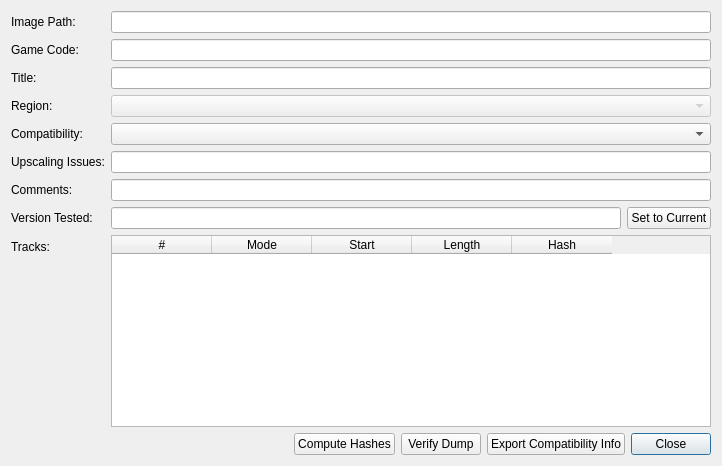
This is src/duckstation-qt/gamepropertiesdialog.ui in kofxi3584karlayang/duckstation as Qt 5 draws it before an edit. The edited form follows.
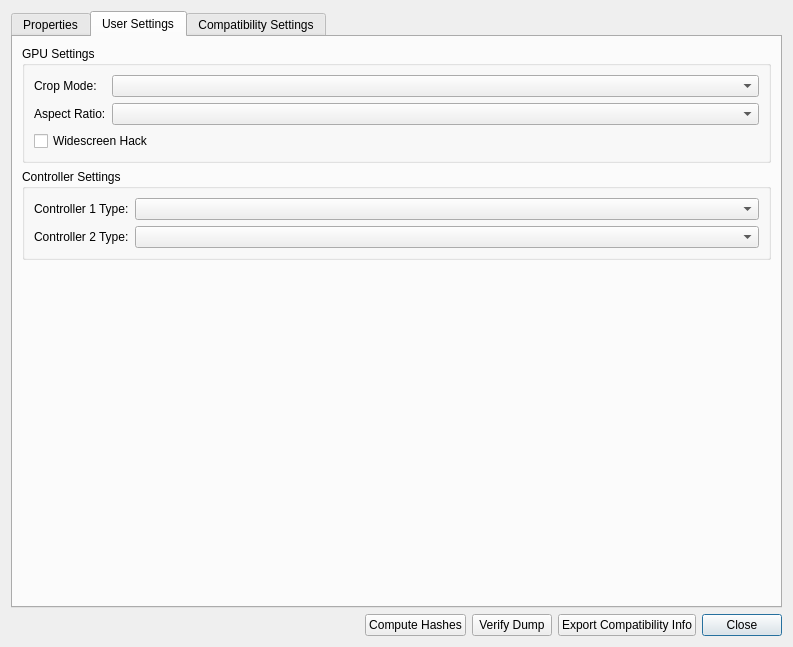
This is the edited form. The open tabs and pages were chosen to show the change. Icons and pictures are not drawn.

Commit message: Add per-game overrides (mainly for compatibility)

```diff
--- a/src/duckstation-qt/gamepropertiesdialog.ui
+++ b/src/duckstation-qt/gamepropertiesdialog.ui
@@ -6,8 +6,8 @@
    <rect>
     <x>0</x>
     <y>0</y>
-    <width>722</width>
-    <height>466</height>
+    <width>793</width>
+    <height>647</height>
    </rect>
   </property>
   <property name="windowTitle">
@@ -17,7 +17,17 @@
    <iconset resource="resources/icons.qrc">
     <normaloff>:/icons/duck.png</normaloff>:/icons/duck.png</iconset>
   </property>
-  <layout class="QFormLayout" name="formLayout">
+  <layout class="QVBoxLayout" name="verticalLayout">
+   <item>
+    <widget class="QTabWidget" name="tabWidget">
+     <property name="currentIndex">
+      <number>0</number>
+     </property>
+     <widget class="QWidget" name="tab">
+      <attribute name="title">
+       <string>Properties</string>
+      </attribute>
+      <layout class="QFormLayout" name="formLayout_2">
    <item row="0" column="0">
     <widget class="QLabel" name="label_4">
      <property name="text">
@@ -125,14 +135,14 @@
      </item>
     </layout>
    </item>
-   <item row="8" column="0">
+       <item row="8" column="0" colspan="2">
     <widget class="QLabel" name="label_8">
      <property name="text">
       <string>Tracks:</string>
      </property>
     </widget>
    </item>
-   <item row="8" column="1">
+       <item row="9" column="0" colspan="2">
     <widget class="QTableWidget" name="tracks">
      <property name="editTriggers">
       <set>QAbstractItemView::NoEditTriggers</set>
@@ -170,7 +180,172 @@
      </column>
     </widget>
    </item>
-   <item row="10" column="0" colspan="2">
+      </layout>
+     </widget>
+     <widget class="QWidget" name="tab_3">
+      <attribute name="title">
+       <string>User Settings</string>
+      </attribute>
+      <layout class="QVBoxLayout" name="verticalLayout_3">
+       <item>
+        <widget class="QGroupBox" name="groupBox_4">
+         <property name="title">
+          <string>GPU Settings</string>
+         </property>
+         <layout class="QFormLayout" name="formLayout_5">
+          <item row="0" column="0">
+           <widget class="QLabel" name="label_17">
+            <property name="text">
+             <string>Crop Mode:</string>
+            </property>
+           </widget>
+          </item>
+          <item row="0" column="1">
+           <widget class="QComboBox" name="userCropMode"/>
+          </item>
+          <item row="1" column="0">
+           <widget class="QLabel" name="label_18">
+            <property name="text">
+             <string>Aspect Ratio:</string>
+            </property>
+           </widget>
+          </item>
+          <item row="1" column="1">
+           <widget class="QComboBox" name="userAspectRatio"/>
+          </item>
+          <item row="2" column="0" colspan="2">
+           <widget class="QCheckBox" name="userWidescreenHack">
+            <property name="text">
+             <string>Widescreen Hack</string>
+            </property>
+            <property name="tristate">
+             <bool>true</bool>
+            </property>
+           </widget>
+          </item>
+         </layout>
+        </widget>
+       </item>
+       <item>
+        <widget class="QGroupBox" name="groupBox_3">
+         <property name="title">
+          <string>Controller Settings</string>
+         </property>
+         <layout class="QFormLayout" name="formLayout_4">
+          <item row="0" column="0">
+           <widget class="QLabel" name="label_15">
+            <property name="text">
+             <string>Controller 1 Type:</string>
+            </property>
+           </widget>
+          </item>
+          <item row="0" column="1">
+           <widget class="QComboBox" name="userControllerType1"/>
+          </item>
+          <item row="1" column="0">
+           <widget class="QLabel" name="label_16">
+            <property name="text">
+             <string>Controller 2 Type:</string>
+            </property>
+           </widget>
+          </item>
+          <item row="1" column="1">
+           <widget class="QComboBox" name="userControllerType2"/>
+          </item>
+         </layout>
+        </widget>
+       </item>
+       <item>
+        <spacer name="verticalSpacer_3">
+         <property name="orientation">
+          <enum>Qt::Vertical</enum>
+         </property>
+         <property name="sizeHint" stdset="0">
+          <size>
+           <width>20</width>
+           <height>40</height>
+          </size>
+         </property>
+        </spacer>
+       </item>
+      </layout>
+     </widget>
+     <widget class="QWidget" name="tab_2">
+      <attribute name="title">
+       <string>Compatibility Settings</string>
+      </attribute>
+      <layout class="QVBoxLayout" name="verticalLayout_2">
+       <item>
+        <widget class="QGroupBox" name="compatibilityTraits">
+         <property name="title">
+          <string>Traits</string>
+         </property>
+        </widget>
+       </item>
+       <item>
+        <widget class="QGroupBox" name="compatibilityOverrides">
+         <property name="title">
+          <string>Overrides</string>
+         </property>
+         <layout class="QFormLayout" name="formLayout">
+          <item row="0" column="0">
+           <widget class="QLabel" name="label_10">
+            <property name="text">
+             <string>Display Active Offset:</string>
+            </property>
+           </widget>
+          </item>
+          <item row="0" column="1">
+           <layout class="QHBoxLayout" name="horizontalLayout">
+            <item>
+             <widget class="QSpinBox" name="displayActiveStartOffset">
+              <property name="minimum">
+               <number>-5000</number>
+              </property>
+              <property name="maximum">
+               <number>5000</number>
+              </property>
+              <property name="value">
+               <number>0</number>
+              </property>
+             </widget>
+            </item>
+            <item>
+             <widget class="QSpinBox" name="displayActiveEndOffset">
+              <property name="minimum">
+               <number>-5000</number>
+              </property>
+              <property name="maximum">
+               <number>5000</number>
+              </property>
+              <property name="value">
+               <number>0</number>
+              </property>
+             </widget>
+            </item>
+           </layout>
+          </item>
+         </layout>
+        </widget>
+       </item>
+       <item>
+        <spacer name="verticalSpacer">
+         <property name="orientation">
+          <enum>Qt::Vertical</enum>
+         </property>
+         <property name="sizeHint" stdset="0">
+          <size>
+           <width>20</width>
+           <height>40</height>
+          </size>
+         </property>
+        </spacer>
+       </item>
+      </layout>
+     </widget>
+    </widget>
+   </item>
+   <item>
     <layout class="QHBoxLayout" name="horizontalLayout_2">
      <item>
       <spacer name="horizontalSpacer">
```
Left out of the diff: 2 changed lines with no effect on the pictures. Lines whose indentation alone changed are shown as unchanged. The commit also changes 20 other files.
